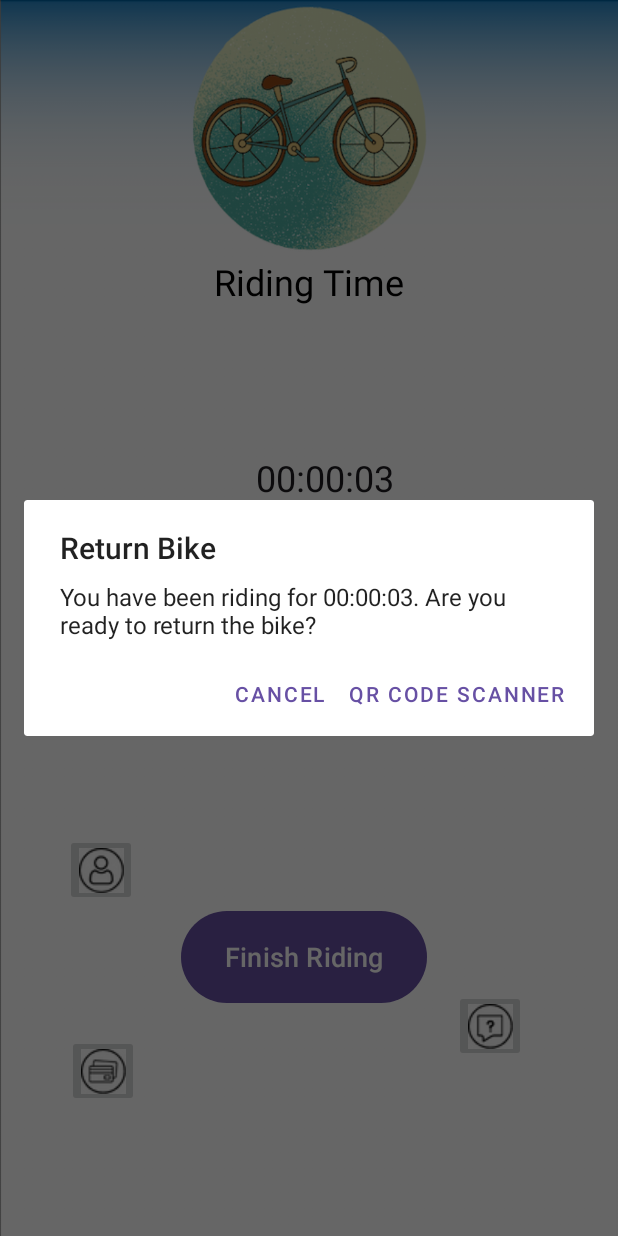
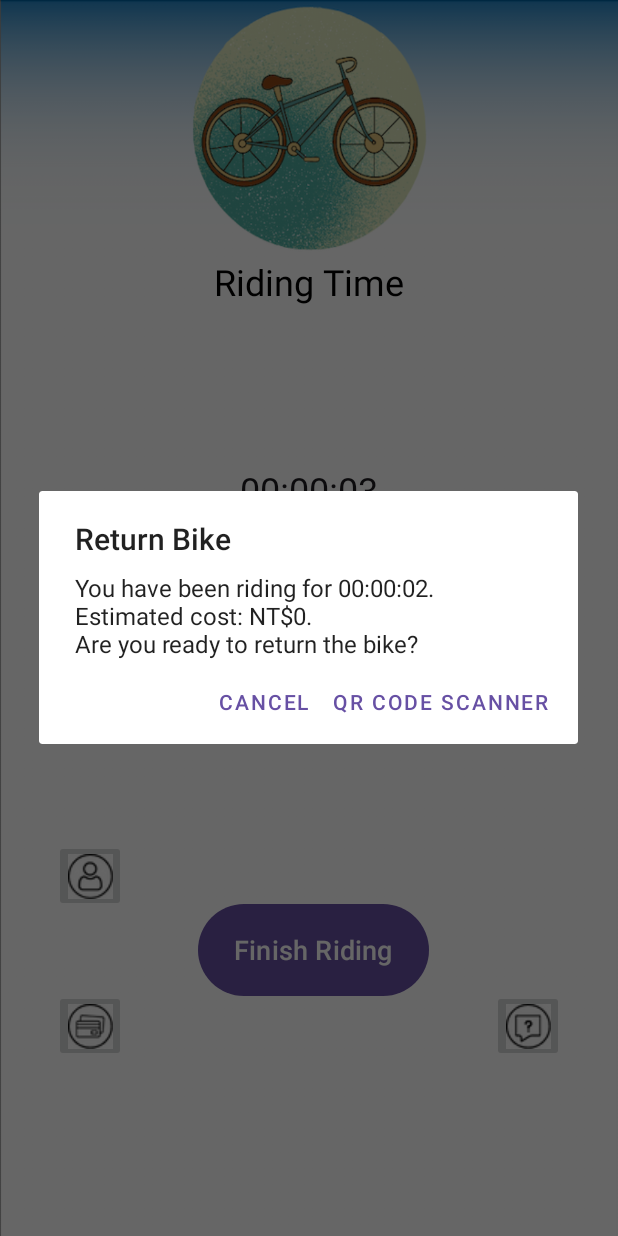
Before and after one commit to el910808/yunbike, an Android app: the rtn_bicycle screen opened directly, with no data from a screen before it, after a tap on "Finish Riding", on a phone screen of 412 x 824 dp. Run offline under Robolectric (Android 15) with nearby library versions, the phone set to English and light mode, and no system bars.

Commit message:
新增預估費用功能

```diff
--- a/MyBicycle 2/app/src/main/java/com/example/mybicycle/rtn_bicycle.java
+++ b/MyBicycle 2/app/src/main/java/com/example/mybicycle/rtn_bicycle.java
@@ -62,7 +62,7 @@ public class rtn_bicycle extends AppCompatActivity {
 
     private void showReturnDialog() {
         // Initial message
-        String initialMessage = "You have been riding for " + chronometer.getText().toString() + ". Are you ready to return the bike?";
+        String initialMessage = "You have been riding for " + chronometer.getText().toString() + ".\n Estimated cost: NT$0.\nAre you ready to return the bike?";
 
         AlertDialog.Builder builder = new AlertDialog.Builder(this);
         builder.setTitle("Return Bike")
@@ -87,8 +87,12 @@ public class rtn_bicycle extends AppCompatActivity {
             public void run() {
                 if (alertDialog != null && alertDialog.isShowing()) {
                     String currentTime = chronometer.getText().toString();
-                    alertDialog.setMessage("You have been riding for " + currentTime + ". Are you ready to return the bike?");
-                    handler.postDelayed(this, 10); // Update every second
+                    long elapsedMillis = SystemClock.elapsedRealtime() - chronometer.getBase();
+                    int hours = (int) (elapsedMillis / 3600000);
+                    int estimatedCost = hours > 0 ? hours * 20 : 0;
+                    String message = "You have been riding for " + currentTime + ".\nEstimated cost: NT$" + estimatedCost + ".\nAre you ready to return the bike?";
+                    alertDialog.setMessage(message);
+                    handler.postDelayed(this, 1000); // Update every second
                 }
             }
         };
--- a/MyBicycle 2/app/src/main/res/layout/rtn_bicycle.xml
+++ b/MyBicycle 2/app/src/main/res/layout/rtn_bicycle.xml
@@ -13,8 +13,7 @@
         android:layout_width="match_parent"
         android:layout_height="wrap_content"
         android:layout_alignParentBottom="true"
-        android:layout_marginStart="21dp"
-        android:layout_marginBottom="473dp"
+        android:layout_marginBottom="465dp"
         android:ems="10"
         android:format="%s"
         android:textAlignment="center"
@@ -39,8 +38,8 @@
         android:layout_height="48dp"
         android:layout_alignParentStart="true"
         android:layout_alignParentBottom="true"
-        android:layout_marginStart="27dp"
-        android:layout_marginBottom="204dp"
+        android:layout_marginLeft="20dp"
+        android:layout_marginBottom="200dp"
         android:contentDescription="@string/profile_button_desc"
         android:src="@drawable/ic_profile" />
 
@@ -49,8 +48,8 @@
         android:layout_width="48dp"
         android:layout_height="48dp"
         android:layout_alignParentBottom="true"
-        android:layout_marginStart="-46.5dp"
-        android:layout_marginBottom="70dp"
+        android:layout_marginStart="-48dp"
+        android:layout_marginBottom="100dp"
         android:layout_toEndOf="@id/profile_button"
         android:contentDescription="@string/card_button_desc"
         android:src="@drawable/ic_card" />
@@ -61,19 +60,19 @@
         android:layout_height="48dp"
         android:layout_alignParentEnd="true"
         android:layout_alignParentBottom="true"
-        android:layout_marginEnd="45dp"
+        android:layout_marginRight="20dp"
         android:layout_marginBottom="100dp"
         android:contentDescription="@string/help_button_desc"
         android:src="@drawable/ic_help" />
 
     <Button
         android:id="@+id/rtnButton"
-        android:layout_width="164dp"
+        android:layout_width="wrap_content"
         android:layout_height="69dp"
         android:layout_alignParentEnd="true"
         android:layout_alignParentBottom="true"
-        android:layout_marginEnd="111dp"
-        android:layout_marginBottom="135dp"
+        android:layout_marginEnd="110dp"
+        android:layout_marginBottom="140dp"
         android:text="Finish Riding"
         android:textSize="18sp" />
 
```
